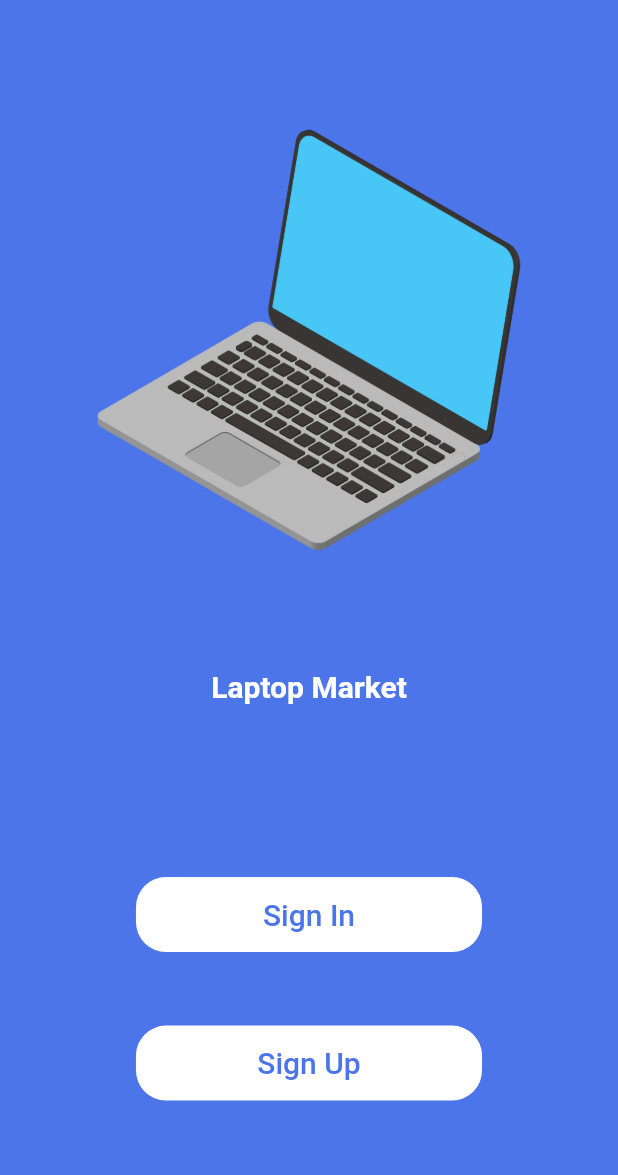
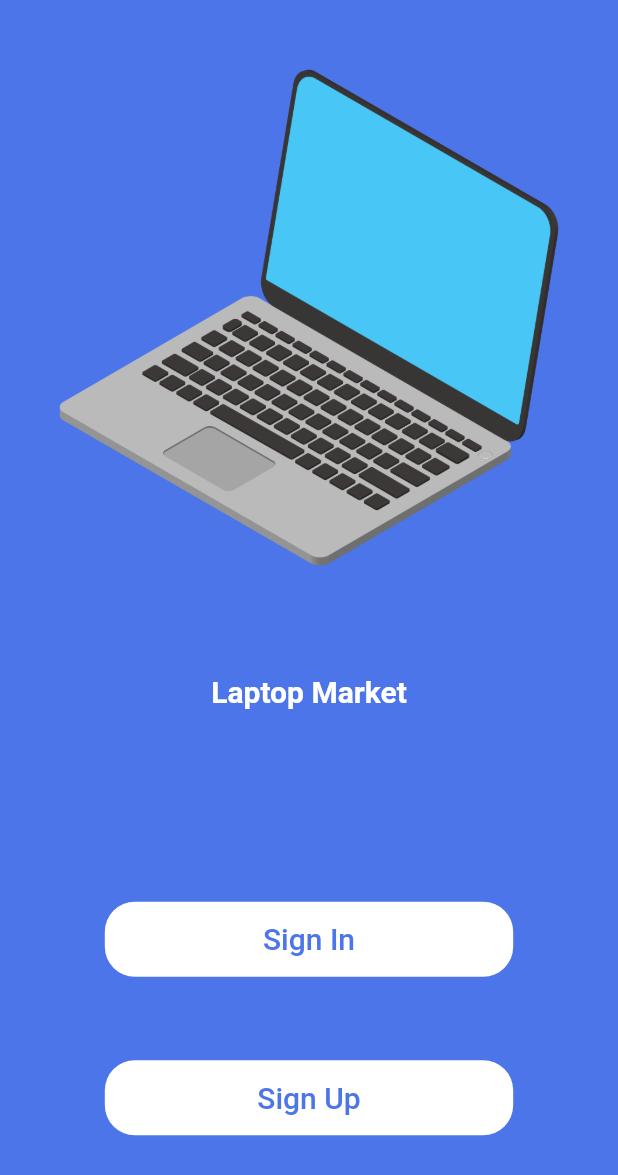
Before and after one commit to AliAlsaeed17/laptop_market, a Flutter app: the screen it shows after launch, on a phone screen of 412 x 824 dp. Shown: the top 1175 px of the screen. Run offline on Flutter 3.47's test engine with Material 2 defaults, Android fonts, the phone set to English and light mode, and no system bars; our stand-ins replace flutter_image_slideshow, flutter_rating_bar, font_awesome_flutter, get; Roboto replaces fonts that are missing (Times New Roman).

Commit message:
Refaror welcome screen

```diff
--- a/lib/views/welcome_screen.dart
+++ b/lib/views/welcome_screen.dart
@@ -17,7 +17,7 @@ class WelcomeScreen extends StatelessWidget {
       body: Container(
         width: width,
         height: height,
-        padding: EdgeInsets.all(width * .1),
+        padding: EdgeInsets.all(width * .028),
         child: Column(
           mainAxisAlignment: MainAxisAlignment.center,
           children: [
@@ -49,13 +49,13 @@ class WelcomeScreen extends StatelessWidget {
                         text: 'Sign In',
                         textStyle: kWelcomeButtonTextStyle,
                         width: cons.maxWidth,
-                        onPressed: () => Get.to(SignUpScreen()),
+                        onPressed: () => Get.to(LoginScreen()),
                       ),
                       RoundedButton(
                         text: 'Sign Up',
                         textStyle: kWelcomeButtonTextStyle,
                         width: cons.maxWidth,
-                        onPressed: () => Get.to(LoginScreen()),
+                        onPressed: () => Get.to(SignUpScreen()),
                       ),
                     ],
                   ),
```
